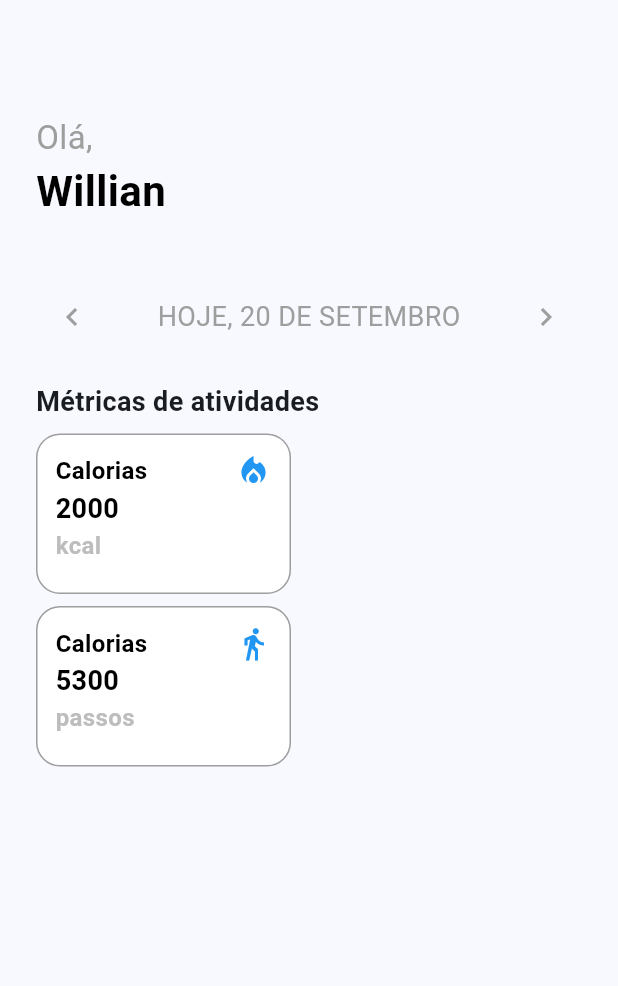
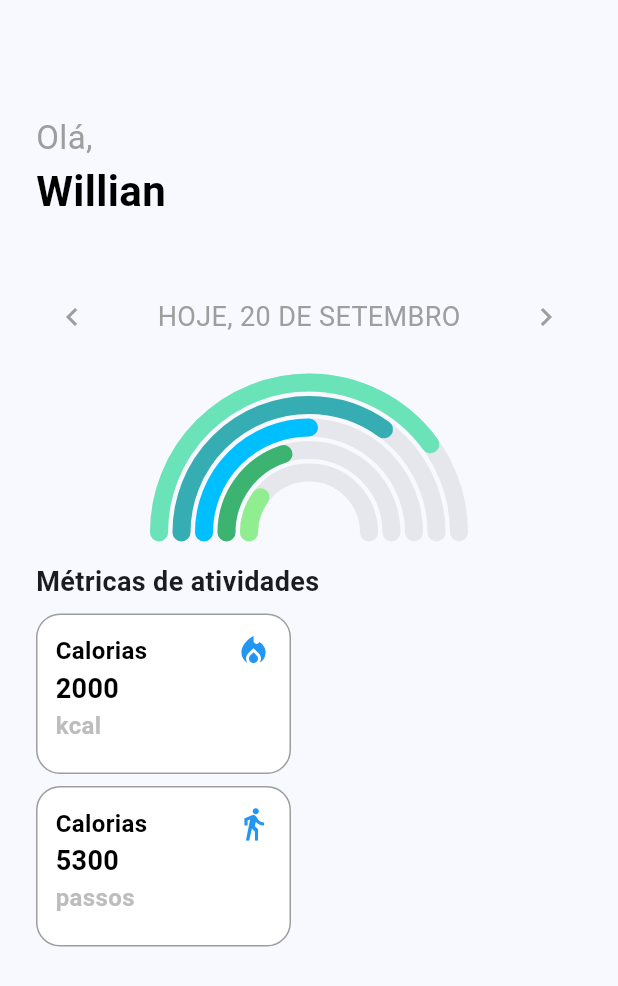
Before and after one commit to willianfurtado/mentisAI, a Flutter app: the screen it shows after launch, after a tap on "Entrar com o Google", on a phone screen of 412 x 824 dp. Shown: the top 986 px of the screen. Run offline on Flutter 3.47's test engine with Material 3 defaults, Android fonts, the phone set to English and light mode, and no system bars; our stand-ins replace firebase_core, flutter_svg; accounts and stored records are empty.

Commit message:
feat: adding RainbowProgressIndicator in the home screen

```diff
--- a/lib/screens/home.dart
+++ b/lib/screens/home.dart
@@ -2,6 +2,8 @@ import 'package:flutter/material.dart';
 // import 'package:firebase_auth/firebase_auth.dart'; //usando Firebase agora no Home;
 import 'package:mentis_ai/screens/widgets/metrics_card.dart';
 import 'package:mentis_ai/screens/widgets/date-navigator.dart';
+import 'package:mentis_ai/screens/widgets/rainbow-progress-indicator.dart';
+import 'package:mentis_ai/utils/app-colors.dart';
 
 class Home extends StatefulWidget {
   const Home({super.key});
@@ -26,6 +28,17 @@ class _HomeState extends State<Home> {
 
     // Pega o nome ou usa um padrão dependendo se o usuário está logado;
     // final displayName = user?.displayName ?? "Visitante";
+
+    final List<double> progressValues = [0.8, 0.7, 0.5, 0.4, 0.2];
+
+    // As cores para cada arco (de fora para dentro)
+    final List<Color> arcColors = [
+      AppColors.supportGreen1, // Exemplo de cor verde escura
+      AppColors.supportGreen2, // Exemplo de cor verde
+      const Color(0xFF00BFFF), // Exemplo de cor azul
+      const Color(0xFF3CB371), // Exemplo de cor verde
+      const Color(0xFF90EE90), // Exemplo de cor verde clara
+    ];
 
     return Scaffold(
       appBar: AppBar(
@@ -66,6 +79,13 @@ class _HomeState extends State<Home> {
                   children: [
                     const DateNavigator(),
                     const SizedBox(height: 20),
+                    Center(
+                      child: RainbowProgressIndicator(
+                        values: progressValues,
+                        colors: arcColors,
+                      ),
+                    ),
+                    const SizedBox(height: 20),
                     const Text(
                       'Métricas de atividades',
                       style:
--- /dev/null
+++ b/lib/screens/widgets/rainbow-progress-indicator.dart
@@ -0,0 +1,98 @@
+import 'package:flutter/material.dart';
+import 'dart:math';
+
+class RainbowProgressIndicator extends StatelessWidget{
+  final List<double> values;
+  final List<Color> colors;
+
+  const RainbowProgressIndicator({
+    super.key,
+    required this.values,
+    required this.colors,
+  });
+
+  @override
+  Widget build(BuildContext context) {
+    return CustomPaint(
+      size: const Size(200, 100), // Define o tamanho do espaço de desenho
+      painter: ArcProgressPainter(
+        values: values,
+        colors: colors,
+      ),
+    );
+  }
+}
+
+class ArcProgressPainter extends CustomPainter {
+  final List<double> values;
+  final List<Color> colors;
+
+  ArcProgressPainter({required this.values, required this.colors});
+
+  @override
+  void paint(Canvas canvas, Size size) {
+    // Ponto central para desenhar o arco (Base central inferior)
+    final center = Offset(size.width / 2, size.height);
+
+    // Raio do primeiro arco
+    double radius = size.width / 2;
+
+    // Ângulos de início e fim do arco
+    // Começa na esquerda (180 graus ou pi radianos) e termina na direita (0 graus)
+    const double startAngle = pi;
+    const double sweepAngle = pi; // O arco é meia-circunferência (180 graus)
+
+    // 1. Desenhar os Arcos de Fundo (cinza) para mostrar o progresso máximo
+    for (int i = 0; i < values.length; i++) {
+      final backgroundPaint = Paint()
+        ..color = Colors.grey.withOpacity(0.2) // Cor de fundo (cinza claro)
+        ..style = PaintingStyle.stroke
+        ..strokeWidth = 12.0 // Largura do arco
+        ..strokeCap = StrokeCap.round;
+
+      canvas.drawArc(
+        Rect.fromCircle(center: center, radius: radius),
+        startAngle,
+        sweepAngle,
+        false, // false: não conecta o arco ao centro
+        backgroundPaint,
+      );
+
+      // Aumenta o raio para o próximo arco (para que ele fique externo ao anterior)
+      radius -= 15.0;
+    }
+
+    // 2. Desenhar os Arcos de Progresso (coloridos)
+    // Redefinir o raio inicial
+    radius = size.width / 2;
+
+    // Inverter a ordem para desenhar do arco mais externo para o interno (para sobreposição)
+    for (int i = 0; i < values.length; i++) {
+      final progressPaint = Paint()
+        ..color = colors[i]
+        ..style = PaintingStyle.stroke
+        ..strokeWidth = 12.0
+        ..strokeCap = StrokeCap.round;
+
+      // O ângulo de varredura é o valor de progresso (0.0 a 1.0) multiplicado por PI
+      final currentSweepAngle = sweepAngle * values[i];
+
+      canvas.drawArc(
+        Rect.fromCircle(center: center, radius: radius),
+        startAngle,
+        currentSweepAngle,
+        false,
+        progressPaint,
+      );
+
+      // Aumenta o raio para o próximo arco
+      radius -= 15.0;
+    }
+  }
+
+  @override
+  bool shouldRepaint(covariant ArcProgressPainter oldDelegate) {
+    // Repinta se os valores mudarem
+    return oldDelegate.values != values || oldDelegate.colors != colors;
+  }
+}
--- a/pubspec.yaml
+++ b/pubspec.yaml
@@ -42,6 +42,8 @@ dependencies:
   credential_manager: ^2.0.8 #teste usando o credential_manager
 
   flutter_svg: ^2.0.10
+
+  fl_chart: ^0.68.0
 
 dev_dependencies:
   flutter_test:
```
Also changed, not shown: pubspec.lock.
